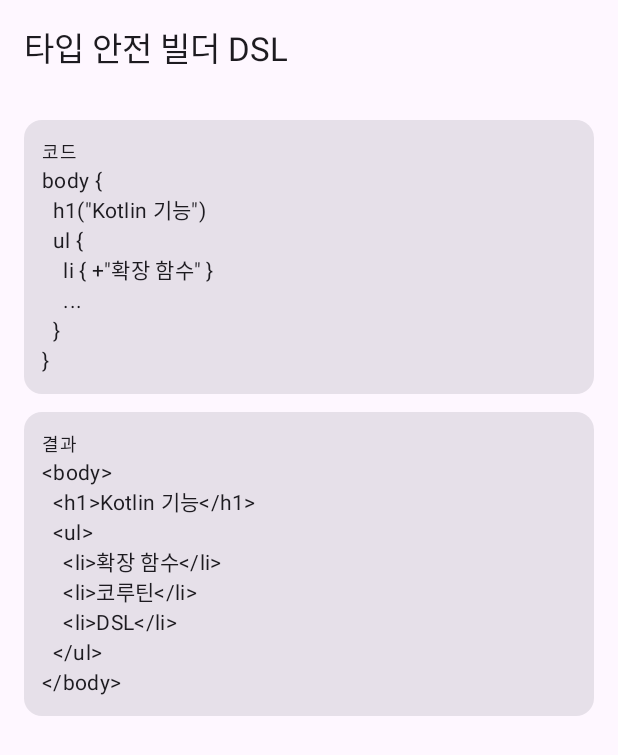
After one commit to 92hoy/kotlin_tutorial, an Android app built with Jetpack Compose: the composable DslDemo shown on its own in the app's theme, on a phone screen of 412 x 824 dp. The commit adds this screen. Shown: the top 755 px of the screen. Run offline under Robolectric (Android 15) with nearby library versions, the phone set to English and light mode, and no system bars.

Commit message:
feat: 타입 안전 빌더 DSL 데모 화면 추가

```diff
--- /dev/null
+++ b/app/src/main/java/com/example/kotlintutorial/ui/demo/DslDemo.kt
@@ -0,0 +1,99 @@
+package com.example.kotlintutorial.ui.demo
+
+import androidx.compose.foundation.layout.Column
+import androidx.compose.foundation.layout.fillMaxWidth
+import androidx.compose.foundation.layout.padding
+import androidx.compose.material3.Card
+import androidx.compose.material3.MaterialTheme
+import androidx.compose.material3.Text
+import androidx.compose.runtime.Composable
+import androidx.compose.ui.Modifier
+import androidx.compose.ui.unit.dp
+
+/** DSL 범위를 제한하는 마커. 안쪽 블록에서 바깥 빌더의 함수를 실수로 호출하지 못하게 한다. */
+@DslMarker
+annotation class HtmlDsl
+
+/** 만들어진 HTML 한 덩어리. 태그 이름, 자식 목록, 글자를 가진다. */
+@HtmlDsl
+open class Tag(private val name: String) {
+    private val children = mutableListOf<Tag>()
+    var text: String = ""
+
+    /** 자식 태그를 만들고 [init] 블록으로 채운 뒤 등록한다. */
+    protected fun <T : Tag> add(child: T, init: T.() -> Unit): T {
+        child.init()
+        children += child
+        return child
+    }
+
+    /** 태그를 문자열로 만든다. */
+    fun render(indent: String = ""): String = buildString {
+        append(indent).append("<").append(name).append(">").append(text)
+        if (children.isNotEmpty()) {
+            append("\n")
+            children.forEach { append(it.render("$indent  ")).append("\n") }
+            append(indent)
+        }
+        append("</").append(name).append(">")
+    }
+}
+
+/** 목록 항목 태그. */
+class Li : Tag("li") {
+    /** 항목에 글자를 넣는다. */
+    operator fun String.unaryPlus() { text = this }
+}
+
+/** 순서 없는 목록 태그. */
+class Ul : Tag("ul") {
+    /** 항목 하나를 추가한다. */
+    fun li(init: Li.() -> Unit) = add(Li(), init)
+}
+
+/** 본문 전체를 감싸는 태그. */
+class Body : Tag("body") {
+    /** 제목을 추가한다. */
+    fun h1(title: String) = add(Tag("h1")) { text = title }
+
+    /** 목록을 추가한다. */
+    fun ul(init: Ul.() -> Unit) = add(Ul(), init)
+}
+
+/**
+ * HTML을 코드로 짓는 DSL의 시작점.
+ *
+ * Kotlin 포인트: 수신 객체 람다(`Body.() -> Unit`)와 `@DslMarker` 덕분에
+ * 중첩된 블록이 선언형 문법처럼 읽힌다. Java는 빌더 체이닝(`.add().add()`)이나 XML이 필요함.
+ *
+ * @param init 본문을 채우는 블록.
+ * @return 완성된 Body 태그.
+ */
+fun body(init: Body.() -> Unit): Body = Body().apply(init)
+
+/** 빌더 DSL 데모 화면. DSL 코드와 만들어진 결과를 같이 보여 준다. */
+@Composable
+fun DslDemo() {
+    val html = body {
+        h1("Kotlin 기능")
+        ul {
+            li { +"확장 함수" }
+            li { +"코루틴" }
+            li { +"DSL" }
+        }
+    }.render()
+
+    DemoScaffold("타입 안전 빌더 DSL") {
+        listOf(
+            "코드" to "body {\n  h1(\"Kotlin 기능\")\n  ul {\n    li { +\"확장 함수\" }\n    ...\n  }\n}",
+            "결과" to html,
+        ).forEach { (title, content) ->
+            Card(modifier = Modifier.fillMaxWidth()) {
+                Column(modifier = Modifier.padding(12.dp)) {
+                    Text(title, style = MaterialTheme.typography.labelMedium)
+                    Text(content, style = MaterialTheme.typography.bodyMedium)
+                }
+            }
+        }
+    }
+}
--- a/app/src/main/java/com/example/kotlintutorial/ui/navigation/Catalog.kt
+++ b/app/src/main/java/com/example/kotlintutorial/ui/navigation/Catalog.kt
@@ -5,6 +5,7 @@ import com.example.kotlintutorial.ui.MemoScreen
 import com.example.kotlintutorial.ui.demo.CollectionDemo
 import com.example.kotlintutorial.ui.demo.CoroutineDemo
 import com.example.kotlintutorial.ui.demo.DelegationDemo
+import com.example.kotlintutorial.ui.demo.DslDemo
 import com.example.kotlintutorial.ui.demo.ExtensionDemo
 import com.example.kotlintutorial.ui.demo.FlowSearchDemo
 import com.example.kotlintutorial.ui.demo.ScopeFunctionDemo
@@ -95,4 +96,10 @@ val catalog: List<DemoEntry> = listOf(
         summary = "`by lazy`, `observable`, `vetoable`, 클래스 위임 `by`",
         screen = { DelegationDemo() },
     ),
+    DemoEntry(
+        route = "dsl",
+        title = "타입 안전 빌더 DSL",
+        summary = "수신 객체 람다와 `@DslMarker`로 만든 HTML 빌더",
+        screen = { DslDemo() },
+    ),
 )
```
